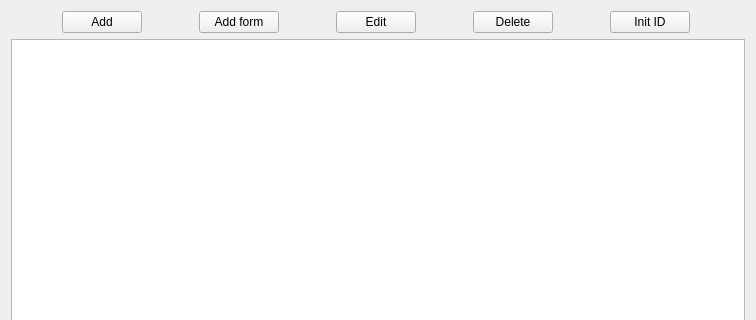
Old version of the form src/samples/EgProjectsSample/mainwindow.ui in the repository norian-n/EcoGraphDb; both pictures show x 0 to 756 and y 0 to 320 of the 756 by 466 pixel window.
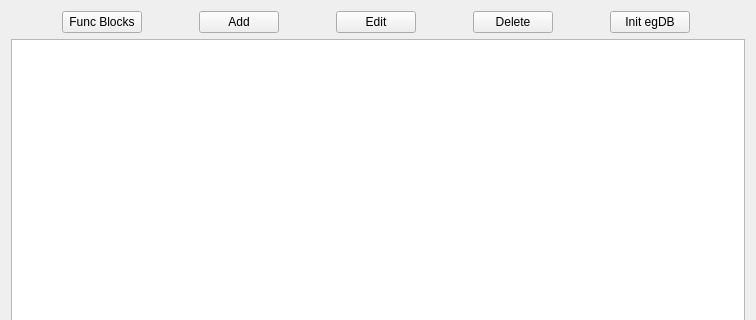
New version of the form.

Diff of the .ui file:
```diff
--- a/src/samples/EgProjectsSample/mainwindow.ui
+++ b/src/samples/EgProjectsSample/mainwindow.ui
@@ -38,7 +38,7 @@
          </sizepolicy>
         </property>
         <property name="text">
-         <string>Add</string>
+         <string>Func Blocks</string>
         </property>
        </widget>
       </item>
@@ -51,7 +51,7 @@
          </sizepolicy>
         </property>
         <property name="text">
-         <string>Add form</string>
+         <string>Add</string>
         </property>
        </widget>
       </item>
@@ -90,7 +90,7 @@
          </sizepolicy>
         </property>
         <property name="text">
-         <string>Init ID</string>
+         <string>Init egDB</string>
         </property>
        </widget>
       </item>
```
Left out of the diff: 2 changed lines with no effect on the pictures.
